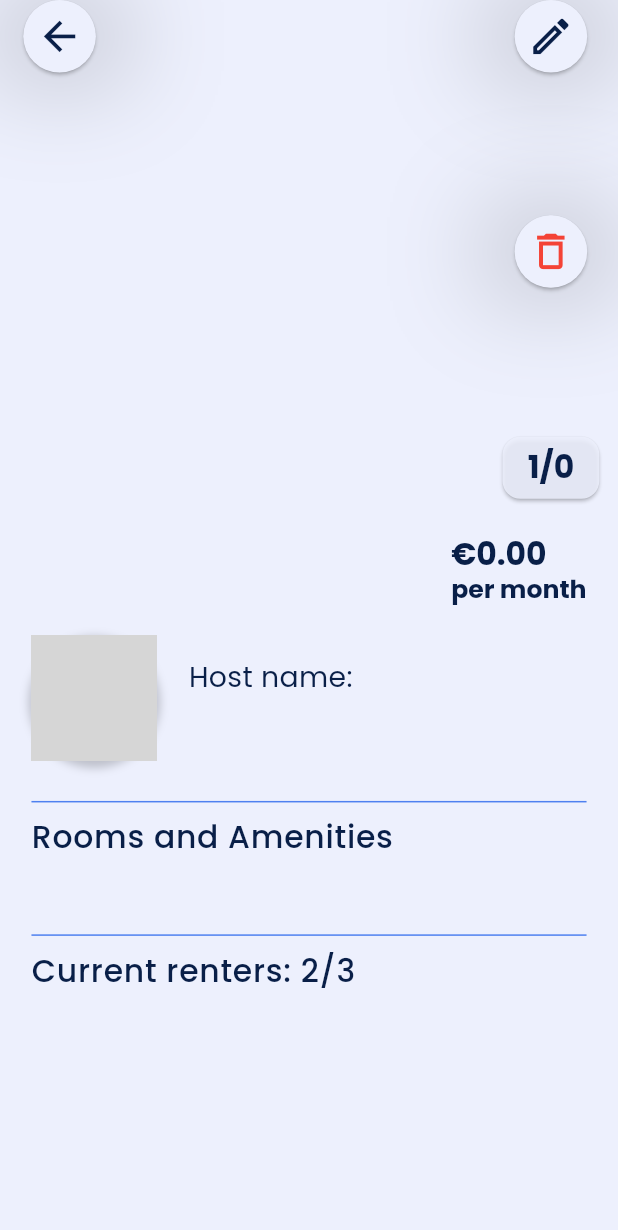
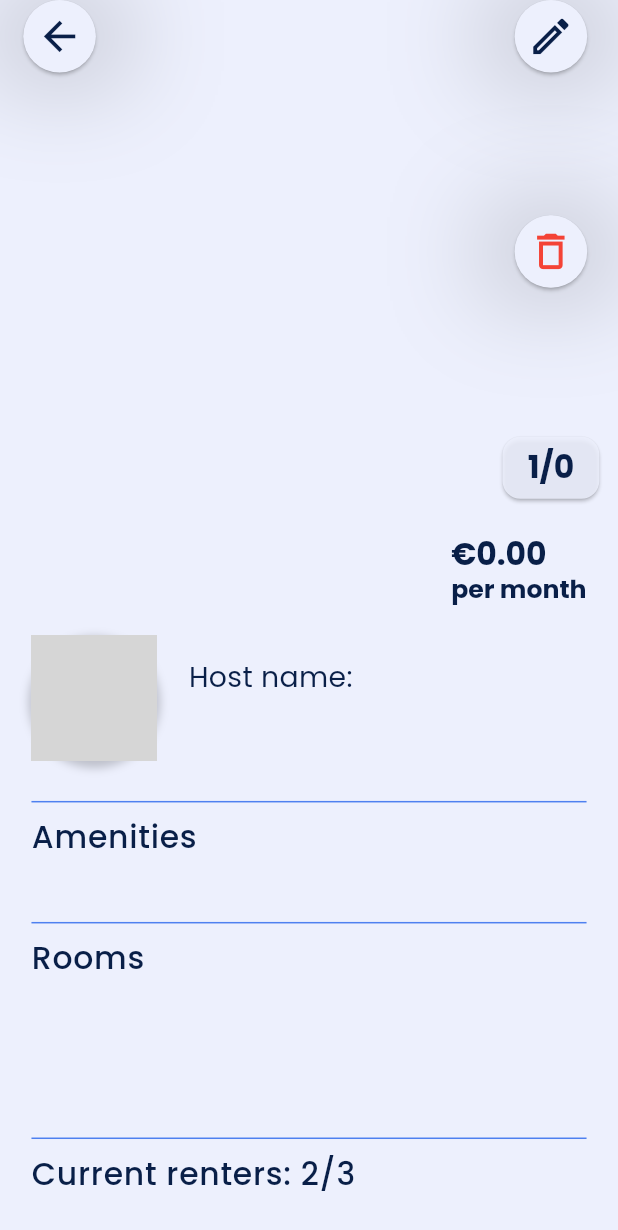
Before and after one commit to SansonSebastiano/MPM23-24_project, a Flutter app: the FacilityDetailPage screen opened directly with empty values, on a phone screen of 412 x 824 dp. Shown: the top 1230 px of the screen. Run offline on Flutter 3.47's test engine with Material 3 defaults, Android fonts, the phone set to English and light mode, and no system bars; drawn by our look-alikes of carousel_slider; our stand-ins replace cloud_firestore, connectivity_plus, dartz, firebase_auth, firebase_core, firebase_storage and 5 more; accounts and stored records are empty; generated files the repository leaves out were written again; network calls fail; grey boxes are pictures that could not be loaded.

Commit message:
init Wizard integration + init fixing facility detail page

```diff
--- a/Code/room_finder/lib/l10n/app_it.arb
+++ b/Code/room_finder/lib/l10n/app_it.arb
@@ -125,7 +125,7 @@
     "lblAccountPhoto": "Foto profilo",
     "btnCancel": "Annulla",
     "lblHostName": "Nome dell'host:",
-    "lblRoomsAmenities": "Stanze e servizi",
+    "lblServices": "Servizi",
     "lblWarningTitleDialog": "Attenzione!",
     "lblCancelWizard": "Sei sicuro di voler uscire? I dati inseriti verranno persi.",
     "lblCity": "Città",
@@ -148,5 +148,6 @@
     "lblFailedUpdateName": "Errore durante l'aggiornamento del nome: riprova.",
     "lblSuccessfulPersInfoUpdate": "Informazioni personali aggiornate correttamente",
     "lblSuccessfulPasswordUpdate": "Password aggiornata correttamente",
-    "lblFailedPasswordUpdate": "Errore durante l'aggiornamento della password: riprova"
+    "lblFailedPasswordUpdate": "Errore durante l'aggiornamento della password: riprova",
+    "lblRooms": "Stanze"
 }
--- a/Code/room_finder/lib/presentation/screens/facility_detail_page.dart
+++ b/Code/room_finder/lib/presentation/screens/facility_detail_page.dart
@@ -27,6 +27,8 @@ class FacilityDetailPage extends ConsumerStatefulWidget {
   final String hostUrlImage;
   final List<String> facilityServices;
   final List<Renter> facilityRenters;
+  // TODO: add list of roooms
+  final List<Room> facilityRooms;
 
   const FacilityDetailPage(
       {super.key,
@@ -40,7 +42,8 @@ class FacilityDetailPage extends ConsumerStatefulWidget {
       required this.facilityHostName,
       required this.hostUrlImage,
       required this.facilityServices,
-      required this.facilityRenters});
+      required this.facilityRenters,
+      required this.facilityRooms});
 
   @override
   ConsumerState<FacilityDetailPage> createState() => FacilityDetailPageState();
@@ -69,14 +72,16 @@ class FacilityDetailPageState extends ConsumerState<FacilityDetailPage> {
   Widget build(BuildContext context) {
     final networkStatus = ref.watch(networkAwareProvider);
 
+    final servicesText = widget.facilityServices.join(' · ');
+
     final photoCarousel = widget.isStudent
         ? StudentPhotoCarousel(
             items: widget.facilityPhotos
                 .map((url) => Image(image: NetworkImage(url)))
                 .toList(),
-                isSaved: isSaved,
-                onPressed: toggleSave,
-                )
+            isSaved: isSaved,
+            onPressed: toggleSave,
+          )
         : HostPhotoCarousel(
             items: widget.facilityPhotos
                 .map((url) => Image(image: NetworkImage(url)))
@@ -109,8 +114,62 @@ class FacilityDetailPageState extends ConsumerState<FacilityDetailPage> {
                           const Divider(
                             color: ColorPalette.blueberry,
                           ),
-                          _RoomsAndAmenities(
-                              facilityServices: widget.facilityServices),
+                          Align(
+                            alignment: Alignment.topLeft,
+                            child: Text(
+                              AppLocalizations.of(context)!.lblAmenities,
+                              style: Theme.of(context)
+                                  .textTheme
+                                  .bodyLarge!
+                                  .copyWith(fontWeight: FontWeight.w500),
+                            ),
+                          ),
+                          Padding(
+                            padding: EdgeInsets.symmetric(vertical: 5.h),
+                            child: Align(
+                              alignment: Alignment.centerLeft,
+                              child: Text(
+                                servicesText,
+                                style: Theme.of(context).textTheme.bodyMedium,
+                              ),
+                            ),
+                          ),
+                          const Divider(
+                            color: ColorPalette.blueberry,
+                          ),
+                          Align(
+                            alignment: Alignment.topLeft,
+                            child: Text(
+                              AppLocalizations.of(context)!.lblRooms,
+                              style: Theme.of(context)
+                                  .textTheme
+                                  .bodyLarge!
+                                  .copyWith(fontWeight: FontWeight.w500),
+                            ),
+                          ),
+                          SizedBox(
+                            height: 100.h,
+                            child: ListView.separated(
+                              itemBuilder: (BuildContext context, int index) {
+                                // FIXME: the text format
+                                return RichText(
+                                    text: TextSpan(
+                                        text: widget.facilityRooms[index].runtimeType == Bedroom
+                                        ? "${widget.facilityRooms[index].name}: ${widget.facilityRooms[index].quantity} \nBeds: ${(widget.facilityRooms[index] as Bedroom).numBeds}"
+                                        : "${widget.facilityRooms[index].name}: ${widget.facilityRooms[index].quantity}",
+                                    style: Theme.of(context).textTheme.bodyMedium
+                                  ),
+                                );
+                              },
+                              separatorBuilder:
+                                  (BuildContext context, int index) {
+                                return SizedBox(
+                                  height: 10.w,
+                                );
+                              },
+                              itemCount: widget.facilityRooms.length,
+                            ),
+                          ),
                           const Divider(
                             color: ColorPalette.blueberry,
                           ),
@@ -168,9 +227,11 @@ class FacilityDetailPageState extends ConsumerState<FacilityDetailPage> {
                                       itemBuilder:
                                           (BuildContext context, int index) {
                                         return HostFacilityDetailPageRenterBox(
-                                          name: widget.facilityRenters[index].name,
-                                          contractDeadline:
-                                              widget.facilityRenters[index].contractDeadline,
+                                          name: widget
+                                              .facilityRenters[index].name,
+                                          contractDeadline: widget
+                                              .facilityRenters[index]
+                                              .contractDeadline,
                                         );
                                       },
                                       separatorBuilder:
@@ -228,14 +289,20 @@ class FacilityDetailPageState extends ConsumerState<FacilityDetailPage> {
                                             isLogged: widget.isLogged,
                                             isStudent: false,
                                             isWizardPage: false,
-                                            facilityPhotos: widget.facilityPhotos,
+                                            facilityPhotos:
+                                                widget.facilityPhotos,
                                             facilityName: widget.facilityName,
-                                            facilityAddress: widget.facilityAddress,
+                                            facilityAddress:
+                                                widget.facilityAddress,
                                             facilityPrice: widget.facilityPrice,
-                                            facilityHostName: widget.facilityHostName,
+                                            facilityHostName:
+                                                widget.facilityHostName,
                                             hostUrlImage: widget.hostUrlImage,
-                                            facilityServices: widget.facilityServices,
-                                            facilityRenters: widget.facilityRenters,
+                                            facilityServices:
+                                                widget.facilityServices,
+                                            facilityRenters:
+                                                widget.facilityRenters,
+                                            facilityRooms: widget.facilityRooms,
                                           ),
                                         ),
                                       ),
@@ -244,48 +311,6 @@ class FacilityDetailPageState extends ConsumerState<FacilityDetailPage> {
                         : const SizedBox.shrink(),
               ],
             ),
-    );
-  }
-}
-
-class _RoomsAndAmenities extends StatelessWidget {
-  const _RoomsAndAmenities({
-    required this.facilityServices,
-  });
-
-  final List<String> facilityServices;
-
-  @override
-  Widget build(BuildContext context) {
-    return Column(
-      children: [
-        Align(
-          alignment: Alignment.topLeft,
-          child: Text(
-            AppLocalizations.of(context)!.lblRoomsAmenities,
-            style: Theme.of(context)
-                .textTheme
-                .bodyLarge!
-                .copyWith(fontWeight: FontWeight.w500),
-          ),
-        ),
-        SizedBox(
-          width: double.infinity,
-          height: 40.w,
-          child: ListView.separated(
-              scrollDirection: Axis.horizontal,
-              itemBuilder: (BuildContext context, int index) {
-                return Align(
-                    alignment: Alignment.center,
-                    child: Text(facilityServices[index]));
-              },
-              separatorBuilder: (BuildContext context, int index) {
-                return const Align(
-                    alignment: Alignment.center, child: Text(' · '));
-              },
-              itemCount: facilityServices.length),
-        ),
-      ],
     );
   }
 }
--- a/Code/room_finder/lib/presentation/screens/saved_ads_page.dart
+++ b/Code/room_finder/lib/presentation/screens/saved_ads_page.dart
@@ -95,6 +95,7 @@ class _StudentHomePageBodyState extends ConsumerState<_SavedAdsPageBody> {
                           //   contractDeadline: DateTime(2025, 3, 1),
                           // ),
                         ],
+                        facilityRooms: [],
                       ),
                     ),
                   ),
@@ -167,6 +168,7 @@ class _StudentHomePageBodyState extends ConsumerState<_SavedAdsPageBody> {
                               //   contractDeadline: DateTime(2025, 3, 1),
                               // ),
                             ],
+                            facilityRooms: [],
                           ),
                         ),
                       ),
--- a/Code/room_finder/lib/presentation/screens/search_results_page.dart
+++ b/Code/room_finder/lib/presentation/screens/search_results_page.dart
@@ -91,6 +91,7 @@ class _SearchResultsPageState extends ConsumerState<SearchResultsPage> {
                           //   contractDeadline: DateTime(2025, 3, 1),
                           // ),
                         ],
+                        facilityRooms: [],
                       ),
                     ),
                   ),
@@ -293,6 +294,7 @@ class _SearchResultsPageState extends ConsumerState<SearchResultsPage> {
                                             //       DateTime(2025, 3, 1),
                                             // ),
                                           ],
+                                          facilityRooms: [],
                                         ),
                                       ),
                                     ),
--- a/Code/room_finder/lib/presentation/screens/wizard_screens/wizard_page2.dart
+++ b/Code/room_finder/lib/presentation/screens/wizard_screens/wizard_page2.dart
@@ -118,6 +118,7 @@ class _WizardPage2BodyState extends State<_WizardPage2Body> {
                     return SizedBox(height: 20.h); // Add padding between items
                   },
                   itemBuilder: (context, index) {
+                    print(_rooms[index].counter);
                     return _rooms[index];
                   }),
             ),
```
Also changed, not shown: Code/room_finder/lib/l10n/app_en.arb (+7 -3 lines), Code/room_finder/lib/presentation/screens/home_page.dart (+3 -25 lines), Code/room_finder/lib/presentation/screens/wizard_screens/wizard_page7.dart (+8 -7 lines).
